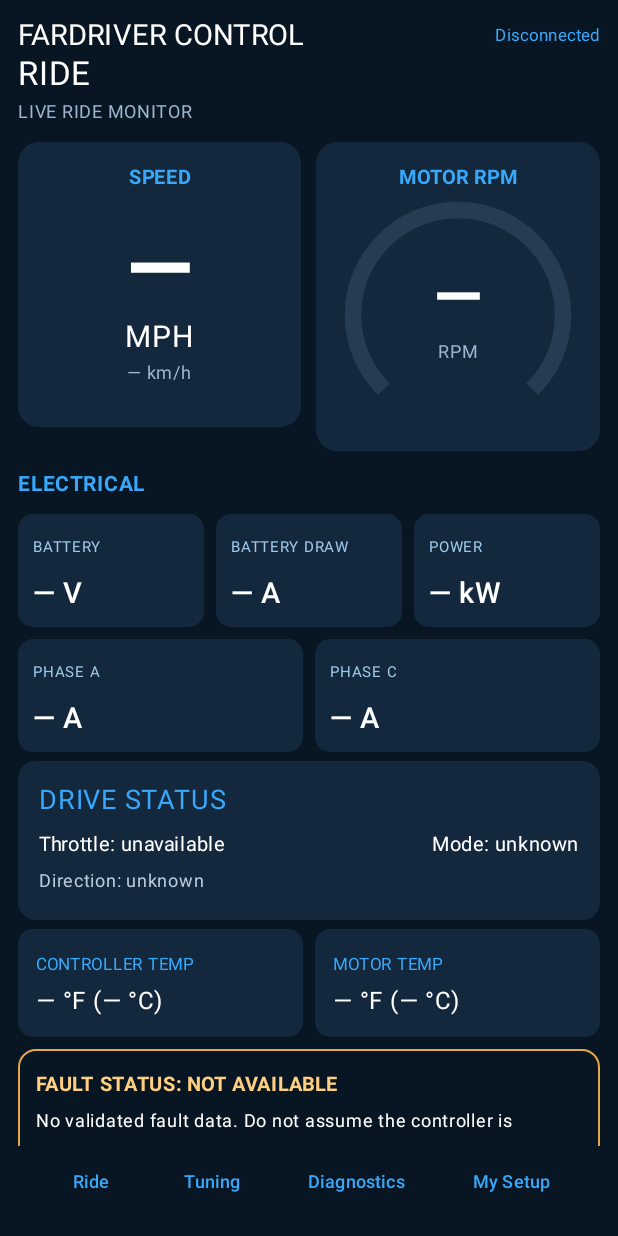
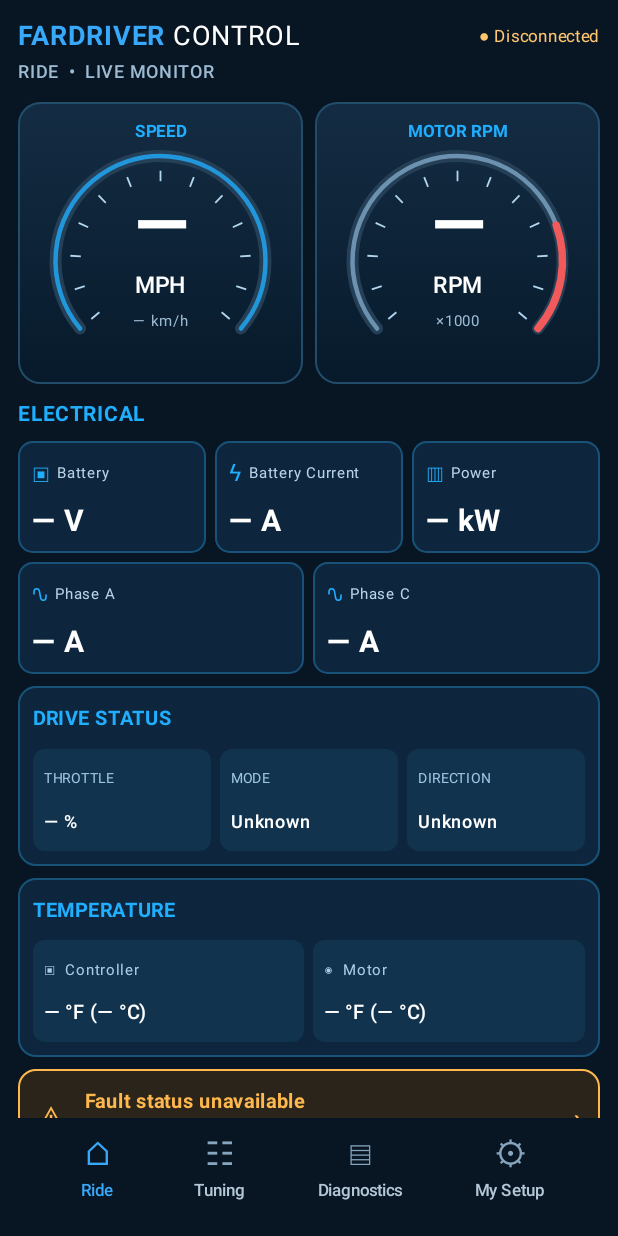
Before and after one commit to marshalllmitchell-cmd/FarDriver-Control01, an Android app built with Jetpack Compose: the screen it shows after launch (MainActivity), on a phone screen of 412 x 824 dp. Run offline under Robolectric (Android 15) with nearby library versions, the phone set to English and light mode, and no system bars.

Commit message:
Update MainActivity.kt
Updating Ride Layout

```diff
--- a/app/src/main/java/com/fardriver/control/MainActivity.kt
+++ b/app/src/main/java/com/fardriver/control/MainActivity.kt
@@ -11,6 +11,7 @@ import androidx.activity.result.contract.ActivityResultContracts
 import androidx.compose.foundation.background
 import androidx.compose.foundation.Canvas
 import androidx.compose.foundation.border
+import androidx.compose.foundation.clickable
 import androidx.compose.foundation.layout.*
 import androidx.compose.foundation.lazy.LazyColumn
 import androidx.compose.foundation.shape.RoundedCornerShape
@@ -20,11 +21,22 @@ import androidx.compose.ui.Alignment
 import androidx.compose.ui.Modifier
 import androidx.compose.ui.graphics.Color
 import androidx.compose.ui.graphics.drawscope.Stroke
+import androidx.compose.ui.graphics.Brush
+import androidx.compose.ui.geometry.Offset
+import androidx.compose.ui.graphics.StrokeCap
+import androidx.compose.ui.graphics.drawscope.rotate
 import androidx.compose.ui.platform.LocalConfiguration
 import androidx.compose.ui.unit.dp
 import androidx.compose.ui.unit.sp
 import androidx.compose.ui.text.font.FontWeight
 import androidx.compose.ui.text.style.TextAlign
+import androidx.compose.ui.text.style.TextOverflow
+import androidx.compose.ui.text.buildAnnotatedString
+import androidx.compose.ui.text.SpanStyle
+import androidx.compose.ui.text.withStyle
+import androidx.compose.ui.graphics.drawscope.DrawScope
+import kotlin.math.cos
+import kotlin.math.sin
 
 private val navy = Color(0xFF081522)
 private val panel = Color(0xFF14283D)
@@ -82,10 +94,10 @@ private fun AppUi(status: String, frames: Int, lastFrame: String, scan: () -> Un
     MaterialTheme(colorScheme = darkColorScheme(primary = accent, background = navy, surface = panel)) {
         Column(Modifier.fillMaxSize().background(navy).padding(12.dp)) {
             Row(verticalAlignment = Alignment.CenterVertically) {
-                if (wide) TextButton(onClick = { menu = !menu }) { Text("Menu") }
-                Text("FARDRIVER CONTROL", color = Color.White, fontSize = 19.sp)
+                if (wide) TextButton(onClick = { menu = !menu }) { Text("☰", fontSize = 23.sp) }
+                Text(buildAnnotatedString { withStyle(SpanStyle(color = accent, fontWeight = FontWeight.Bold)) { append("FARDRIVER") }; withStyle(SpanStyle(color = Color.White)) { append(" CONTROL") } }, fontSize = 18.sp)
                 Spacer(Modifier.weight(1f))
-                Text(status.take(30), color = accent, fontSize = 11.sp)
+                Text(if (status.startsWith("Connected", true)) "● Connected" else "● Disconnected", color = if (status.startsWith("Connected", true)) Color(0xFF4CE2AA) else Color(0xFFFFC66E), fontSize = 11.sp)
             }
             Row(Modifier.weight(1f)) {
                 if (wide && menu) Column(Modifier.width(150.dp)) {
@@ -93,7 +105,7 @@ private fun AppUi(status: String, frames: Int, lastFrame: String, scan: () -> Un
                 }
                 LazyColumn(Modifier.weight(1f)) {
                     item {
-                        Text(page.uppercase(), color = Color.White, fontSize = 22.sp)
+                        if (page != "Ride") Text(page.uppercase(), color = Color.White, fontSize = 22.sp)
                         when (page) {
                             "Ride" -> RideDashboard(status)
                             "Tuning" -> {
@@ -129,7 +141,7 @@ private fun AppUi(status: String, frames: Int, lastFrame: String, scan: () -> Un
                 }
             }
             if (!wide) Row(Modifier.fillMaxWidth(), horizontalArrangement = Arrangement.SpaceEvenly) {
-                pages.forEach { item -> TextButton(onClick = { page = item }) { Text(item, fontSize = 12.sp) } }
+                pages.forEach { item -> TextButton(onClick = { page = item }) { Column(horizontalAlignment = Alignment.CenterHorizontally) { Text(when(item) { "Ride" -> "⌂"; "Tuning" -> "☷"; "Diagnostics" -> "▤"; else -> "⚙" }, fontSize = 22.sp, color = if (page == item) accent else Color(0xFF86A5BE)); Text(item, fontSize = 11.sp, color = if (page == item) accent else Color(0xFFB4C7D7)) } } }
             }
         }
     }
@@ -145,80 +157,164 @@ private fun Section(title: String, content: @Composable ColumnScope.() -> Unit)
 }
 
 
-/** Read-only dashboard: placeholders until telemetry and fault decoders are verified. */
+private val electricBlue = Color(0xFF20AFFF)
+private val dimBlue = Color(0xFF557994)
+private val amber = Color(0xFFFFB84E)
+
 @Composable
 private fun RideDashboard(connection: String) {
-    val connected = connection.startsWith("Connected", ignoreCase = true)
-    Text("LIVE RIDE MONITOR", color = Color(0xFF9CB5CD), fontSize = 12.sp)
+    val wide = LocalConfiguration.current.screenWidthDp >= 650
+    val connected = connection.startsWith("Connected", true)
+    Text("RIDE  •  LIVE MONITOR", color = Color(0xFF9CBBD3), fontSize = 12.sp, fontWeight = FontWeight.SemiBold)
     Spacer(Modifier.height(8.dp))
-    Row(Modifier.fillMaxWidth(), horizontalArrangement = Arrangement.spacedBy(10.dp)) {
-        Column(Modifier.weight(1f).background(panel, RoundedCornerShape(14.dp)).padding(12.dp), horizontalAlignment = Alignment.CenterHorizontally) {
-            Text("SPEED", color = accent, fontSize = 13.sp, fontWeight = FontWeight.Bold)
-            Spacer(Modifier.height(14.dp))
-            Text("—", color = Color.White, fontSize = 58.sp, fontWeight = FontWeight.Bold)
-            Text("MPH", color = Color.White, fontSize = 20.sp)
-            Text("— km/h", color = Color(0xFF9CB5CD), fontSize = 12.sp)
-            Spacer(Modifier.height(12.dp))
-        }
-        Column(Modifier.weight(1f).background(panel, RoundedCornerShape(14.dp)).padding(12.dp), horizontalAlignment = Alignment.CenterHorizontally) {
-            Text("MOTOR RPM", color = accent, fontSize = 13.sp, fontWeight = FontWeight.Bold)
-            Box(Modifier.fillMaxWidth().height(158.dp), contentAlignment = Alignment.Center) {
-                Canvas(Modifier.size(140.dp)) {
-                    val stroke = 11.dp.toPx()
-                    drawArc(color = Color(0xFF263C52), startAngle = 135f, sweepAngle = 270f, useCenter = false, style = Stroke(stroke))
-                    // Unlit arc is intentional: no controller RPM has been decoded.
-                }
-                Column(horizontalAlignment = Alignment.CenterHorizontally) {
-                    Text("—", color = Color.White, fontSize = 42.sp, fontWeight = FontWeight.Bold)
-                    Text("RPM", color = Color(0xFF9CB5CD), fontSize = 12.sp)
-                }
+    if (wide) {
+        Row(Modifier.fillMaxWidth(), horizontalArrangement = Arrangement.spacedBy(10.dp)) {
+            Column(Modifier.weight(1.8f)) {
+                GaugePair(Modifier.fillMaxWidth(), 220.dp)
+                ElectricalCluster()
+            }
+            Column(Modifier.weight(1f)) {
+                DriveCluster()
+                TemperatureCluster()
+                FaultCluster()
             }
         }
+    } else {
+        GaugePair(Modifier.fillMaxWidth(), 188.dp)
+        Spacer(Modifier.height(8.dp))
+        ElectricalCluster()
+        DriveCluster()
+        TemperatureCluster()
+        FaultCluster()
     }
-    Spacer(Modifier.height(10.dp))
-    Text("ELECTRICAL", color = accent, fontSize = 14.sp, fontWeight = FontWeight.Bold)
-    Row(horizontalArrangement = Arrangement.spacedBy(8.dp)) {
-        RideMetric("BATTERY", "—", "V", Modifier.weight(1f))
-        RideMetric("BATTERY DRAW", "—", "A", Modifier.weight(1f))
-        RideMetric("POWER", "—", "kW", Modifier.weight(1f))
-    }
-    Row(horizontalArrangement = Arrangement.spacedBy(8.dp)) {
-        RideMetric("PHASE A", "—", "A", Modifier.weight(1f))
-        RideMetric("PHASE C", "—", "A", Modifier.weight(1f))
-    }
-    Section("DRIVE STATUS") {
-        Row(Modifier.fillMaxWidth(), horizontalArrangement = Arrangement.SpaceBetween) {
-            Text("Throttle: unavailable", color = Color.White, fontSize = 13.sp)
-            Text("Mode: unknown", color = Color.White, fontSize = 13.sp)
-        }
-        Text("Direction: unknown", color = Color(0xFFB9CBDB), fontSize = 12.sp)
-    }
-    Row(horizontalArrangement = Arrangement.spacedBy(8.dp)) {
-        TemperatureTile("CONTROLLER", Modifier.weight(1f))
-        TemperatureTile("MOTOR", Modifier.weight(1f))
-    }
-    Spacer(Modifier.height(8.dp))
-    Column(Modifier.fillMaxWidth().border(1.dp, Color(0xFFE3A74C), RoundedCornerShape(12.dp)).padding(12.dp)) {
-        Text("FAULT STATUS: NOT AVAILABLE", color = Color(0xFFFFCF80), fontWeight = FontWeight.Bold, fontSize = 13.sp)
-        Text("No validated fault data. Do not assume the controller is fault-free.", color = Color.White, fontSize = 12.sp)
-    }
-    Spacer(Modifier.height(8.dp))
-    Text(if (connected) "BLE connected. Telemetry decoding pending validation." else "DISCONNECTED • Live measurements unavailable", color = Color(0xFFFFCF80), fontSize = 12.sp)
+    Spacer(Modifier.height(6.dp))
+    Text(if (connected) "Connected • Awaiting verified telemetry decoding" else "Disconnected • Readings unavailable", color = amber, fontSize = 10.sp)
 }
 
 @Composable
-private fun RideMetric(label: String, value: String, unit: String, modifier: Modifier = Modifier) {
-    Column(modifier.padding(top = 8.dp).background(panel, RoundedCornerShape(10.dp)).padding(10.dp)) {
-        Text(label, color = Color(0xFF9EC7E8), fontSize = 10.sp, maxLines = 2)
-        Spacer(Modifier.height(7.dp))
-        Text("$value $unit", color = Color.White, fontSize = 19.sp, fontWeight = FontWeight.SemiBold)
+private fun GaugePair(modifier: Modifier = Modifier, height: androidx.compose.ui.unit.Dp) {
+    Row(modifier, horizontalArrangement = Arrangement.spacedBy(8.dp)) {
+        GaugeCard("SPEED", "MPH", "— km/h", electricBlue, false, Modifier.weight(1f).height(height))
+        GaugeCard("MOTOR RPM", "RPM", "×1000", Color(0xFF80A9CA), true, Modifier.weight(1f).height(height))
     }
 }
 
 @Composable
-private fun TemperatureTile(label: String, modifier: Modifier = Modifier) {
-    Column(modifier.background(panel, RoundedCornerShape(10.dp)).padding(12.dp)) {
-        Text("$label TEMP", color = accent, fontSize = 11.sp)
-        Text("— °F (— °C)", color = Color.White, fontSize = 16.sp)
+private fun GaugeCard(label: String, unit: String, secondary: String, ring: Color, tach: Boolean, modifier: Modifier) {
+    Column(modifier.background(Brush.verticalGradient(listOf(Color(0xFF142C43), Color(0xFF071A2B))), RoundedCornerShape(15.dp))
+        .border(1.dp, Color(0xFF224D6A), RoundedCornerShape(15.dp)).padding(8.dp), horizontalAlignment = Alignment.CenterHorizontally) {
+        Text(label, color = electricBlue, fontSize = 11.sp, fontWeight = FontWeight.Bold)
+        Box(Modifier.fillMaxWidth().weight(1f), contentAlignment = Alignment.Center) {
+            Canvas(Modifier.fillMaxSize().padding(4.dp)) {
+                val diameter = size.minDimension
+                val topLeft = Offset((size.width - diameter) / 2f, (size.height - diameter) / 2f)
+                val width = 8.dp.toPx()
+                drawArc(Color(0xFF243F56), 140f, 260f, false, topLeft, androidx.compose.ui.geometry.Size(diameter, diameter), style = Stroke(width, cap = StrokeCap.Round))
+                drawArc(ring.copy(alpha = .78f), 140f, if (tach) 200f else 260f, false, topLeft, androidx.compose.ui.geometry.Size(diameter, diameter), style = Stroke(3.dp.toPx(), cap = StrokeCap.Round))
+                if (tach) drawArc(Color(0xFFF05A5A), 340f, 60f, false, topLeft, androidx.compose.ui.geometry.Size(diameter, diameter), style = Stroke(5.dp.toPx(), cap = StrokeCap.Round))
+                val cx = size.width / 2f; val cy = size.height / 2f
+                for (i in 0..12) {
+                    val angle = Math.toRadians((140.0 + i * 260.0 / 12.0))
+                    val inner = diameter * .38f
+                    val outer = diameter * .43f
+                    drawLine(Color(0xFFB2D6EF), Offset(cx + (inner * cos(angle)).toFloat(), cy + (inner * sin(angle)).toFloat()), Offset(cx + (outer * cos(angle)).toFloat(), cy + (outer * sin(angle)).toFloat()), 1.2.dp.toPx())
+                }
+            }
+            Column(horizontalAlignment = Alignment.CenterHorizontally) {
+                Text("—", color = Color.White, fontSize = 47.sp, fontWeight = FontWeight.Bold, lineHeight = 50.sp)
+                Text(unit, color = Color.White, fontSize = 15.sp, fontWeight = FontWeight.SemiBold)
+                Text(secondary, color = Color(0xFF9CBBD3), fontSize = 10.sp)
+            }
+        }
     }
 }
+
+@Composable
+private fun ElectricalCluster() {
+    Text("ELECTRICAL", color = electricBlue, fontSize = 14.sp, fontWeight = FontWeight.Bold)
+    Row(Modifier.fillMaxWidth(), horizontalArrangement = Arrangement.spacedBy(6.dp)) {
+        ElectricTile("▣", "Battery", "V", Modifier.weight(1f))
+        ElectricTile("ϟ", "Battery Current", "A", Modifier.weight(1f))
+        ElectricTile("▥", "Power", "kW", Modifier.weight(1f))
+    }
+    Row(Modifier.fillMaxWidth(), horizontalArrangement = Arrangement.spacedBy(6.dp)) {
+        ElectricTile("∿", "Phase A", "A", Modifier.weight(1f))
+        ElectricTile("∿", "Phase C", "A", Modifier.weight(1f))
+    }
+}
+
+@Composable
+private fun ElectricTile(icon: String, label: String, unit: String, modifier: Modifier) {
+    Column(modifier.padding(top = 6.dp).background(Color(0xFF0D263D), RoundedCornerShape(10.dp))
+        .border(1.dp, Color(0xFF185278), RoundedCornerShape(10.dp)).padding(9.dp)) {
+        Row(verticalAlignment = Alignment.CenterVertically) {
+            Text(icon, color = electricBlue, fontSize = 16.sp)
+            Spacer(Modifier.width(4.dp))
+            Text(label, color = Color(0xFFB9D4E9), fontSize = 10.sp, maxLines = 1, overflow = TextOverflow.Ellipsis)
+        }
+        Spacer(Modifier.height(8.dp))
+        Text("— $unit", color = Color.White, fontSize = 20.sp, fontWeight = FontWeight.Bold)
+    }
+}
+
+@Composable
+private fun DriveCluster() {
+    Spacer(Modifier.height(8.dp))
+    Column(Modifier.fillMaxWidth().background(Color(0xFF0D263D), RoundedCornerShape(12.dp))
+        .border(1.dp, Color(0xFF185278), RoundedCornerShape(12.dp)).padding(10.dp)) {
+        Text("DRIVE STATUS", color = electricBlue, fontSize = 13.sp, fontWeight = FontWeight.Bold)
+        Spacer(Modifier.height(8.dp))
+        Row(horizontalArrangement = Arrangement.spacedBy(6.dp)) {
+            SmallStatus("THROTTLE", "— %", Modifier.weight(1f))
+            SmallStatus("MODE", "Unknown", Modifier.weight(1f))
+            SmallStatus("DIRECTION", "Unknown", Modifier.weight(1f))
+        }
+    }
+}
+
+@Composable
+private fun SmallStatus(label: String, value: String, modifier: Modifier) {
+    Column(modifier.background(Color(0xFF12334D), RoundedCornerShape(8.dp)).padding(7.dp)) {
+        Text(label, color = Color(0xFF9DC4E1), fontSize = 9.sp)
+        Spacer(Modifier.height(5.dp))
+        Text(value, color = Color.White, fontSize = 12.sp, fontWeight = FontWeight.SemiBold, maxLines = 1, overflow = TextOverflow.Ellipsis)
+    }
+}
+
+@Composable
+private fun TemperatureCluster() {
+    Spacer(Modifier.height(8.dp))
+    Column(Modifier.fillMaxWidth().background(Color(0xFF0D263D), RoundedCornerShape(12.dp))
+        .border(1.dp, Color(0xFF185278), RoundedCornerShape(12.dp)).padding(10.dp)) {
+        Text("TEMPERATURE", color = electricBlue, fontSize = 13.sp, fontWeight = FontWeight.Bold)
+        Spacer(Modifier.height(7.dp))
+        Row(horizontalArrangement = Arrangement.spacedBy(6.dp)) {
+            TempMetric("▣", "Controller", Modifier.weight(1f))
+            TempMetric("◉", "Motor", Modifier.weight(1f))
+        }
+    }
+}
+
+@Composable
+private fun TempMetric(icon: String, label: String, modifier: Modifier) {
+    Column(modifier.background(Color(0xFF12334D), RoundedCornerShape(8.dp)).padding(7.dp)) {
+        Text("$icon  $label", color = Color(0xFFAACDE5), fontSize = 10.sp)
+        Spacer(Modifier.height(5.dp))
+        Text("— °F (— °C)", color = Color.White, fontSize = 13.sp, fontWeight = FontWeight.Medium)
+    }
+}
+
+@Composable
+private fun FaultCluster() {
+    Spacer(Modifier.height(8.dp))
+    Row(Modifier.fillMaxWidth().background(Color(0xFF2A241B), RoundedCornerShape(12.dp))
+        .border(1.dp, amber, RoundedCornerShape(12.dp)).padding(10.dp), verticalAlignment = Alignment.CenterVertically) {
+        Text("⚠", color = amber, fontSize = 26.sp)
+        Spacer(Modifier.width(10.dp))
+        Column(Modifier.weight(1f)) {
+            Text("Fault status unavailable", color = amber, fontWeight = FontWeight.Bold, fontSize = 13.sp)
+            Text("Fault decoder not yet validated", color = Color.White, fontSize = 10.sp)
+        }
+        Text("›", color = amber, fontSize = 24.sp)
+    }
+}
```
